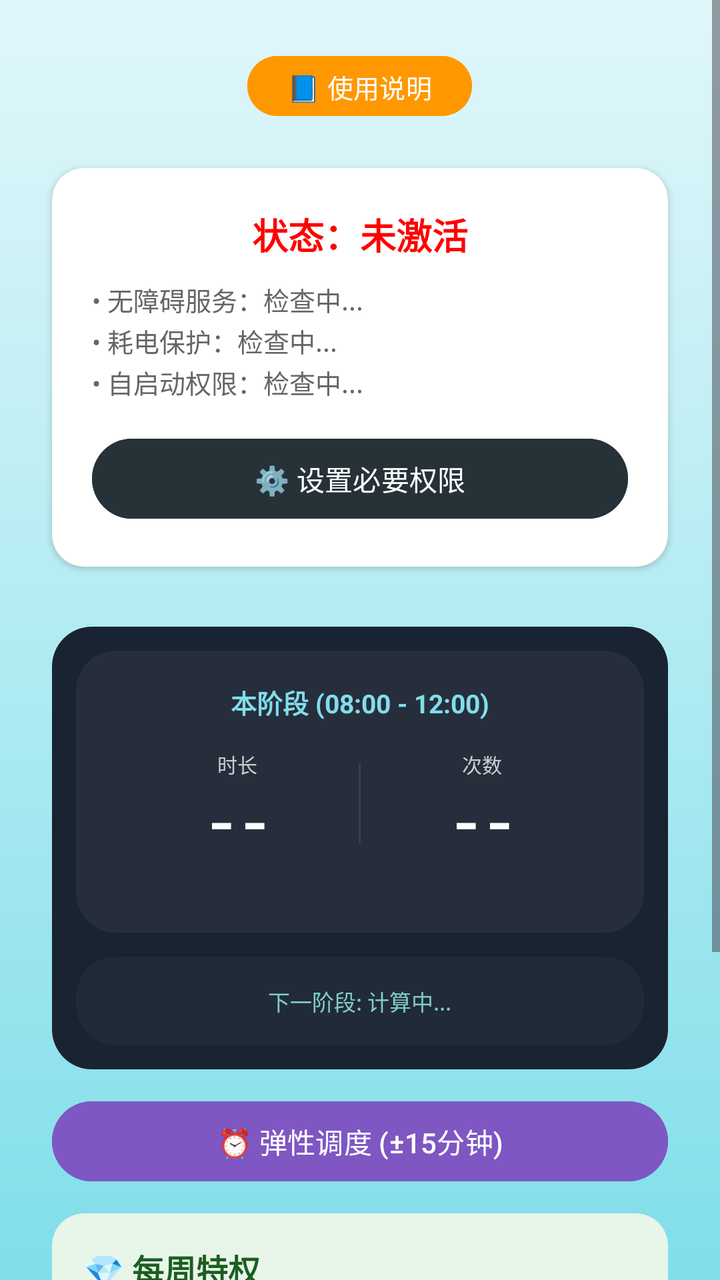
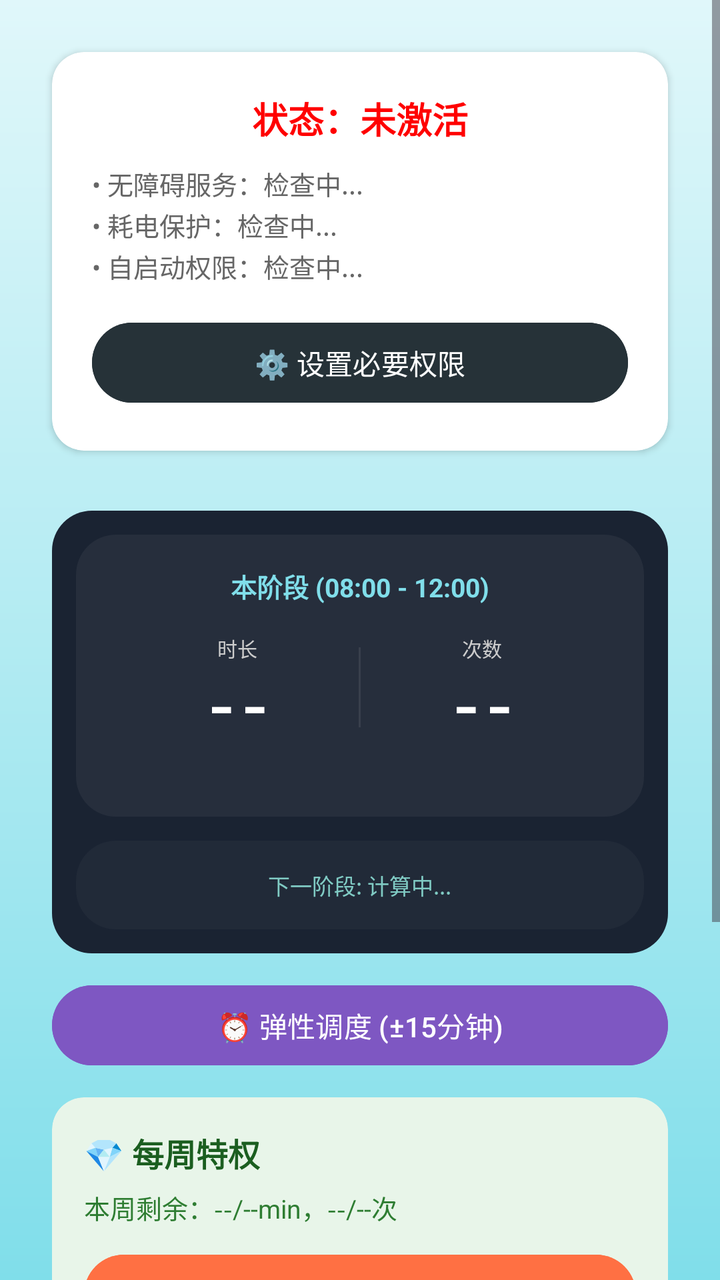

Screens rendered from an Android XML layout before and after an edit, with the pre-edit source and the edit as a unified diff.
<!-- AndroidManifest.xml: application theme Theme.ZhiZhi -->
<!-- res/layout/fragment_home.xml -->
<?xml version="1.0" encoding="utf-8"?>
<ScrollView xmlns:android="http://schemas.android.com/apk/res/android"
    xmlns:app="http://schemas.android.com/apk/res-auto"
    android:id="@+id/layout_home"
    android:layout_width="match_parent"
    android:layout_height="match_parent"
    android:background="@drawable/bg_sea_surface"
    android:fitsSystemWindows="true"
    android:clipToPadding="false"
    android:visibility="visible">

    <LinearLayout
        android:layout_width="match_parent"
        android:layout_height="wrap_content"
        android:orientation="vertical"
            android:padding="16dp"
            android:gravity="center_horizontal">

        <Button
            android:id="@+id/btn_help"
            android:layout_width="wrap_content"
            android:layout_height="38dp"
            android:text="📘 使用说明"
            android:textSize="13sp"
            android:backgroundTint="#FF9800"
            android:paddingHorizontal="20dp"
            android:layout_marginTop="8dp"
            android:layout_marginBottom="12dp"
            app:cornerRadius="19dp"/>

        
        <androidx.cardview.widget.CardView
            android:id="@+id/card_setup_guide"
            android:layout_width="match_parent"
            android:layout_height="wrap_content"
            android:layout_marginHorizontal="10dp"
            android:layout_marginBottom="16dp"
            android:backgroundTint="#FFFFFF"
            android:visibility="gone"
            app:cardCornerRadius="16dp"
            app:cardElevation="4dp">
            <LinearLayout
                android:layout_width="match_parent"
                android:layout_height="wrap_content"
                android:orientation="vertical"
                android:padding="16dp">
                
                <TextView
                    android:layout_width="wrap_content"
                    android:layout_height="wrap_content"
                    android:text="🚀 航行准备清单"
                    android:textSize="18sp"
                    android:textStyle="bold"
                    android:textColor="#333333"
                    android:layout_marginBottom="12dp"/>

                
                <LinearLayout
                    android:layout_width="match_parent"
                    android:layout_height="wrap_content"
                    android:orientation="horizontal"
                    android:gravity="center_vertical"
                    android:paddingVertical="8dp">
                    <TextView
                        android:id="@+id/tv_setup_icon_perm"
                        android:layout_width="24dp"
                        android:layout_height="24dp"
                        android:text="⭕"
                        android:gravity="center"
                        android:textSize="14sp"/>
                    <TextView
                        android:layout_width="0dp"
                        android:layout_height="wrap_content"
                        android:layout_weight="1"
                        android:layout_marginStart="8dp"
                        android:text="基础权限设置 (必要)"
                        android:textColor="#333333"
                        android:textSize="14sp"/>
                    <TextView
                        android:id="@+id/btn_setup_go_perm"
                        android:layout_width="wrap_content"
                        android:layout_height="wrap_content"
                        android:text="去开启 >"
                        android:textColor="#1976D2"
                        android:textSize="13sp"
                        android:textStyle="bold"
                        android:padding="4dp"/>
                </LinearLayout>

                
                <LinearLayout
                    android:layout_width="match_parent"
                    android:layout_height="wrap_content"
                    android:orientation="horizontal"
                    android:gravity="center_vertical"
                    android:paddingVertical="8dp">
                    <TextView
                        android:id="@+id/tv_setup_icon_blacklist"
                        android:layout_width="24dp"
                        android:layout_height="24dp"
                        android:text="⭕"
                        android:gravity="center"
                        android:textSize="14sp"/>
                    <TextView
                        android:layout_width="0dp"
                        android:layout_height="wrap_content"
                        android:layout_weight="1"
                        android:layout_marginStart="8dp"
                        android:text="配置监管黑名单 (必要)"
                        android:textColor="#333333"
                        android:textSize="14sp"/>
                    <TextView
                        android:id="@+id/btn_setup_go_blacklist"
                        android:layout_width="wrap_content"
                        android:layout_height="wrap_content"
                        android:text="去勾选 >"
                        android:textColor="#1976D2"
                        android:textSize="13sp"
                        android:textStyle="bold"
                        android:padding="4dp"/>
                </LinearLayout>

                
                <LinearLayout
                    android:layout_width="match_parent"
                    android:layout_height="wrap_content"
                    android:orientation="horizontal"
                    android:gravity="center_vertical"
                    android:paddingVertical="8dp">
                    <TextView
                        android:id="@+id/tv_setup_icon_dnd"
                        android:layout_width="24dp"
                        android:layout_height="24dp"
                        android:text="⭕"
                        android:gravity="center"
                        android:textSize="14sp"/>
                    <TextView
                        android:layout_width="0dp"
                        android:layout_height="wrap_content"
                        android:layout_weight="1"
                        android:layout_marginStart="8dp"
                        android:text="设置勿扰时间段 (必要)"
                        android:textColor="#333333"
                        android:textSize="14sp"/>
                    <TextView
                        android:id="@+id/btn_setup_go_dnd"
                        android:layout_width="wrap_content"
                        android:layout_height="wrap_content"
                        android:text="去添加 >"
                        android:textColor="#1976D2"
                        android:textSize="13sp"
                        android:textStyle="bold"
                        android:padding="4dp"/>
                </LinearLayout>

            </LinearLayout>
        </androidx.cardview.widget.CardView>

        
        <androidx.cardview.widget.CardView
            android:id="@+id/card_adaptation"
            android:layout_width="match_parent"
            android:layout_height="wrap_content"
            android:layout_marginHorizontal="10dp"
            android:layout_marginBottom="16dp"
            android:backgroundTint="#E0F7FA"
            android:visibility="gone"
            app:cardCornerRadius="16dp"
            app:cardElevation="2dp">
            <LinearLayout
                android:layout_width="match_parent"
                android:layout_height="wrap_content"
                android:orientation="vertical"
                android:padding="16dp">
                <TextView
                    android:layout_width="wrap_content"
                    android:layout_height="wrap_content"
                    android:text="✨ 当前处于适应期"
                    android:textSize="16sp"
                    android:textStyle="bold"
                    android:textColor="#006064"/>
                <TextView
                    android:layout_width="wrap_content"
                    android:layout_height="wrap_content"
                    android:layout_marginTop="4dp"
                    android:text="设置将立即生效，安装24小时后或手动结束后进入严格模式。"
                    android:textSize="12sp"
                    android:textColor="#00838F"/>
                <Button
                    android:id="@+id/btn_end_adaptation"
                    android:layout_width="wrap_content"
                    android:layout_height="wrap_content"
                    android:minHeight="32dp"
                    android:layout_marginTop="8dp"
                    android:layout_gravity="end"
                    android:paddingHorizontal="16dp"
                    android:paddingVertical="0dp"
                    android:insetTop="0dp"
                    android:insetBottom="0dp"
                    android:text="手动结束适应期"
                    android:textSize="12sp"
                    android:backgroundTint="#00838F"
                    android:textColor="#FFFFFF"
                    app:cornerRadius="16dp"/>
            </LinearLayout>
        </androidx.cardview.widget.CardView>

        <androidx.cardview.widget.CardView
            android:id="@+id/card_permission_status"
            android:layout_width="match_parent"
            android:layout_height="wrap_content"
            android:layout_margin="10dp"
            android:backgroundTint="#FFFFFF"
            app:cardCornerRadius="16dp"
            android:elevation="4dp">
            <LinearLayout
                android:layout_width="match_parent"
                android:layout_height="wrap_content"
                android:orientation="vertical"
                android:padding="20dp"
                android:gravity="center">

                <TextView
                    android:id="@+id/tv_status"
                    android:layout_width="wrap_content"
                    android:layout_height="wrap_content"
                    android:text="状态：未激活"
                    android:textSize="18sp"
                    android:textColor="#FF0000"
                    android:textStyle="bold"/>

                <TextView
                    android:id="@+id/tv_protection_status"
                    android:layout_width="match_parent"
                    android:layout_height="wrap_content"
                    android:layout_marginTop="10dp"
                    android:text="• 无障碍服务：检查中...\n• 耗电保护：检查中...\n• 自启动权限：检查中..."
                    android:textSize="13sp"
                    android:textColor="#666666"
                    android:gravity="start"
                    android:lineSpacingExtra="2dp"/>

                <Button
                    android:id="@+id/btn_open_permission"
                    android:layout_width="match_parent"
                    android:layout_height="wrap_content"
                    android:layout_marginTop="15dp"
                    android:backgroundTint="#263238"
                    android:text="⚙️ 设置必要权限"
                    android:textColor="#FFFFFF"/>
            </LinearLayout>
        </androidx.cardview.widget.CardView>

        
        <LinearLayout
            android:id="@+id/layout_quota_bubble"
            android:layout_width="match_parent"
            android:layout_height="wrap_content"
            android:layout_marginHorizontal="10dp"
            android:layout_marginTop="20dp"
            android:orientation="vertical"
            android:gravity="center"
            android:background="@drawable/bg_sea_bubble"
            android:backgroundTint="#FF1A2332"
            android:paddingHorizontal="0dp"
            android:paddingVertical="0dp">

            
            <LinearLayout
                android:id="@+id/layout_current_segment_card"
                android:layout_width="match_parent"
                android:layout_height="wrap_content"
                android:orientation="vertical"
                android:gravity="center"
                android:background="@drawable/bg_sea_bubble"
                android:backgroundTint="#0DFFFFFF"
                android:paddingHorizontal="20dp"
                android:paddingVertical="16dp"
                android:layout_margin="12dp"
                android:layout_marginBottom="6dp">

                
                <TextView
                    android:id="@+id/tv_current_segment_range"
                    android:layout_width="match_parent"
                    android:layout_height="wrap_content"
                    android:text="本阶段 (08:00 - 12:00)"
                    android:textColor="#80DEEA"
                    android:textSize="13sp"
                    android:textStyle="bold"
                    android:gravity="center"
                    android:layout_marginBottom="14dp"/>

                
                <LinearLayout
                    android:layout_width="match_parent"
                    android:layout_height="wrap_content"
                    android:gravity="center"
                    android:orientation="horizontal"
                    android:layout_marginBottom="4dp">

                    
                    <LinearLayout
                        android:layout_width="0dp"
                        android:layout_height="wrap_content"
                        android:layout_weight="1"
                        android:gravity="center"
                        android:orientation="vertical">

                        <TextView
                            android:layout_width="wrap_content"
                            android:layout_height="wrap_content"
                            android:text="时长"
                            android:textColor="#CCCCCC"
                            android:textSize="10sp"
                            android:layout_marginBottom="2dp"/>

                        <TextView
                            android:id="@+id/tv_stat_time_big"
                            android:layout_width="wrap_content"
                            android:layout_height="wrap_content"
                            android:text="--"
                            android:textColor="#FFFFFF"
                            android:textSize="28sp"
                            android:textStyle="bold"
                            android:fontFamily="monospace"/>
                    </LinearLayout>

                    
                    <View
                        android:layout_width="1dp"
                        android:layout_height="40dp"
                        android:background="#15FFFFFF"/>

                    
                    <LinearLayout
                        android:layout_width="0dp"
                        android:layout_height="wrap_content"
                        android:layout_weight="1"
                        android:gravity="center"
                        android:orientation="vertical">

                        <TextView
                            android:layout_width="wrap_content"
                            android:layout_height="wrap_content"
                            android:text="次数"
                            android:textColor="#CCCCCC"
                            android:textSize="10sp"
                            android:layout_marginBottom="2dp"/>

                        <TextView
                            android:id="@+id/tv_usable_count_big"
                            android:layout_width="wrap_content"
                            android:layout_height="wrap_content"
                            android:text="--"
                            android:textColor="#FFFFFF"
                            android:textSize="28sp"
                            android:textStyle="bold"
                            android:fontFamily="monospace"/>
                    </LinearLayout>
                </LinearLayout>

                
                <TextView
                    android:id="@+id/tv_stat_time_detail"
                    android:layout_width="wrap_content"
                    android:layout_height="wrap_content"
                    android:text=""
                    android:textColor="#B0B0B0"
                    android:textSize="10sp"
                    android:layout_marginTop="4dp"
                    android:alpha="0.8"/>

                
                <TextView
                    android:id="@+id/tv_surplus_borrow_line"
                    android:layout_width="match_parent"
                    android:layout_height="wrap_content"
                    android:text=""
                    android:textColor="#81C784"
                    android:textSize="10sp"
                    android:gravity="center"
                    android:layout_marginTop="6dp"
                    android:paddingHorizontal="4dp"
                    android:paddingVertical="3dp"
                    android:visibility="gone"/>

                
                <TextView
                    android:id="@+id/tv_rest_countdown_in_card"
                    android:layout_width="wrap_content"
                    android:layout_height="wrap_content"
                    android:text=""
                    android:textColor="#4CAF50"
                    android:textSize="10sp"
                    android:gravity="center"
                    android:layout_marginTop="4dp"
                    android:visibility="gone"/>
            </LinearLayout>

            
            <LinearLayout
                android:id="@+id/layout_next_segment_card"
                android:layout_width="match_parent"
                android:layout_height="wrap_content"
                android:orientation="vertical"
                android:gravity="center"
                android:background="@drawable/bg_sea_bubble"
                android:backgroundTint="#08FFFFFF"
                android:paddingHorizontal="20dp"
                android:paddingVertical="14dp"
                android:layout_marginHorizontal="12dp"
                android:layout_marginBottom="12dp">

                <TextView
                    android:id="@+id/tv_next_segment_info"
                    android:layout_width="wrap_content"
                    android:layout_height="wrap_content"
                    android:text="下一阶段: 计算中..."
                    android:textColor="#80CBC4"
                    android:textSize="11sp"
                    android:gravity="center"
                    android:textAlignment="center"/>
            </LinearLayout>
        </LinearLayout>

        
        <Button
            android:id="@+id/btn_flexible_schedule"
            android:layout_width="match_parent"
            android:layout_height="48dp"
            android:layout_marginHorizontal="10dp"
            android:layout_marginTop="12dp"
            android:text="⏰ 弹性调度 (±15分钟)"
            android:textSize="14sp"
            android:backgroundTint="#7E57C2"
            android:textColor="#FFFFFF"
            app:cornerRadius="24dp"/>

        <androidx.cardview.widget.CardView
            android:id="@+id/card_weekly_privilege_entry"
            android:layout_width="match_parent"
            android:layout_height="wrap_content"
            android:layout_marginHorizontal="10dp"
            android:layout_marginTop="12dp"
            android:backgroundTint="#E8F5E9"
            app:cardCornerRadius="16dp"
            app:cardElevation="0dp">

            <LinearLayout
                android:layout_width="match_parent"
                android:layout_height="wrap_content"
                android:orientation="vertical"
                android:padding="16dp">

                <TextView
                    android:layout_width="wrap_content"
                    android:layout_height="wrap_content"
                    android:text="💎 每周特权"
                    android:textColor="#1B5E20"
                    android:textSize="16sp"
                    android:textStyle="bold"/>

                <TextView
                    android:id="@+id/tv_weekly_privilege_entry_status"
                    android:layout_width="match_parent"
                    android:layout_height="wrap_content"
                    android:layout_marginTop="6dp"
                    android:text="本周剩余：--/--min，--/--次"
                    android:textColor="#2E7D32"
                    android:textSize="13sp"/>

                <Button
                    android:id="@+id/btn_weekly_privilege_entry"
                    android:layout_width="match_parent"
                    android:layout_height="48dp"
                    android:layout_marginTop="10dp"
                    android:text="启用特权"
                    android:textColor="#FFFFFF"
                    android:backgroundTint="#FF7043"
                    app:cornerRadius="24dp"/>
            </LinearLayout>
        </androidx.cardview.widget.CardView>

        
        <androidx.cardview.widget.CardView
            android:id="@+id/card_free_time"
            android:layout_width="match_parent"
            android:layout_height="wrap_content"
            android:layout_marginHorizontal="10dp"
            android:layout_marginTop="16dp"
            android:backgroundTint="#E8F5E9"
            android:visibility="gone"
            app:cardCornerRadius="16dp"
            app:cardElevation="0dp">

            <LinearLayout
                android:layout_width="match_parent"
                android:layout_height="wrap_content"
                android:orientation="vertical"
                android:padding="20dp"
                android:gravity="center_horizontal">

                <TextView
                    android:id="@+id/tv_free_time_countdown"
                    android:layout_width="match_parent"
                    android:layout_height="wrap_content"
                    android:text="🟢 休息中 还剩 20 min 30 s"
                    android:textColor="#1B5E20"
                    android:textSize="20sp"
                    android:textStyle="bold"
                    android:fontFamily="monospace"
                    android:gravity="center"/>

                <Button
                    android:id="@+id/btn_stop_free_time"
                    android:layout_width="180dp"
                    android:layout_height="44dp"
                    android:layout_marginTop="12dp"
                    android:text="⏹ 停止休息"
                    android:textSize="15sp"
                    android:backgroundTint="#EF5350"
                    android:textColor="#FFFFFF"
                    app:cornerRadius="22dp"/>
            </LinearLayout>
        </androidx.cardview.widget.CardView>




        <TextView
            android:id="@+id/tv_countdown"
            android:layout_width="match_parent"
            android:layout_height="wrap_content"
            android:layout_marginTop="24dp"
            android:layout_marginBottom="32dp"
            android:padding="10dp"
            android:text="当前状态：监管中"
            android:textSize="16sp"
            android:textColor="#666666"
            android:gravity="center"/>
        <TextView
            android:id="@+id/tv_temp_access_status"
            android:layout_width="match_parent"
            android:layout_height="wrap_content"
            android:layout_marginBottom="32dp"
            android:padding="10dp"
            android:text=""
            android:textSize="14sp"
            android:textColor="#888888"
            android:gravity="center"
            android:visibility="gone"/>
        
    </LinearLayout>
</ScrollView>
<!-- resources referenced by this layout -->
<resources>
  <!-- drawable bg_sea_bubble (drawable) -->
  <?xml version="1.0" encoding="utf-8"?>
  <shape xmlns:android="http://schemas.android.com/apk/res/android" android:shape="rectangle">
      <solid android:color="#E0F7FA" />
      <corners android:radius="20dp" />
  </shape>
  <!-- drawable bg_sea_surface (drawable) -->
  <?xml version="1.0" encoding="utf-8"?>
  <shape xmlns:android="http://schemas.android.com/apk/res/android" android:shape="rectangle">
      <gradient
          android:startColor="#E0F7FA"
          android:centerColor="#B2EBF2"
          android:endColor="#80DEEA"
          android:angle="270" />
  </shape>
  <style name="Theme.ZhiZhi" parent="Base.Theme.ZhiZhi" />
  <style name="Base.Theme.ZhiZhi" parent="Theme.Material3.DayNight.NoActionBar">
          
      </style>
</resources>

<!-- the commit's change to res/layout/fragment_home.xml (unified diff, before → after) -->
@@ -16,17 +16,7 @@
             android:padding="16dp"
             android:gravity="center_horizontal">
 
-        <Button
-            android:id="@+id/btn_help"
-            android:layout_width="wrap_content"
-            android:layout_height="38dp"
-            android:text="📘 使用说明"
-            android:textSize="13sp"
-            android:backgroundTint="#FF9800"
-            android:paddingHorizontal="20dp"
-            android:layout_marginTop="8dp"
-            android:layout_marginBottom="12dp"
-            app:cornerRadius="19dp"/>
+
 
         
         <androidx.cardview.widget.CardView
@@ -543,13 +533,25 @@
             android:id="@+id/tv_temp_access_status"
             android:layout_width="match_parent"
             android:layout_height="wrap_content"
-            android:layout_marginBottom="32dp"
+            android:layout_marginBottom="16dp"
             android:padding="10dp"
             android:text=""
             android:textSize="14sp"
             android:textColor="#888888"
             android:gravity="center"
             android:visibility="gone"/>
+
+        <Button
+            android:id="@+id/btn_help"
+            android:layout_width="wrap_content"
+            android:layout_height="38dp"
+            android:text="📘 使用说明"
+            android:textSize="13sp"
+            android:backgroundTint="#FF9800"
+            android:paddingHorizontal="20dp"
+            android:layout_marginTop="8dp"
+            android:layout_marginBottom="40dp"
+            app:cornerRadius="19dp"/>
         
     </LinearLayout>
 </ScrollView>
